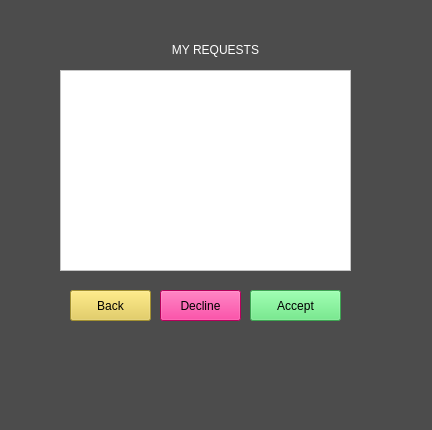
Old version of the form friend_requests.ui in the repository allenh1/timefuse-client.
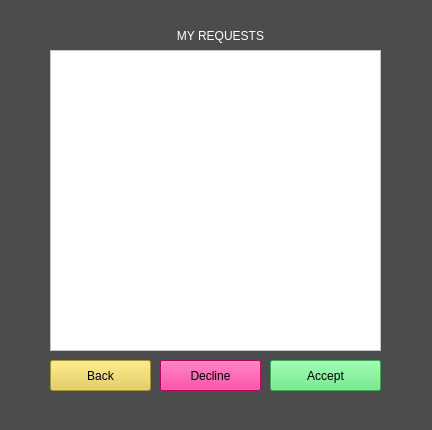
New version of the form.

Diff of the .ui file:
```diff
--- a/friend_requests.ui
+++ b/friend_requests.ui
@@ -20,10 +20,10 @@
   <widget class="QLabel" name="title">
    <property name="geometry">
     <rect>
-     <x>0</x>
-     <y>40</y>
-     <width>431</width>
-     <height>20</height>
+     <x>140</x>
+     <y>20</y>
+     <width>161</width>
+     <height>31</height>
     </rect>
    </property>
    <property name="styleSheet">
@@ -40,9 +40,9 @@
   <widget class="QPushButton" name="back_button">
    <property name="geometry">
     <rect>
-     <x>70</x>
-     <y>290</y>
-     <width>81</width>
+     <x>50</x>
+     <y>360</y>
+     <width>101</width>
      <height>31</height>
     </rect>
    </property>
@@ -58,8 +58,8 @@
    <property name="geometry">
     <rect>
      <x>160</x>
-     <y>290</y>
-     <width>81</width>
+     <y>360</y>
+     <width>101</width>
      <height>31</height>
     </rect>
    </property>
@@ -74,9 +74,9 @@
   <widget class="QPushButton" name="accept">
    <property name="geometry">
     <rect>
-     <x>250</x>
-     <y>290</y>
-     <width>91</width>
+     <x>270</x>
+     <y>360</y>
+     <width>111</width>
      <height>31</height>
     </rect>
    </property>
@@ -91,10 +91,10 @@
   <widget class="QListWidget" name="list_friends">
    <property name="geometry">
     <rect>
-     <x>60</x>
-     <y>70</y>
-     <width>291</width>
-     <height>201</height>
+     <x>50</x>
+     <y>50</y>
+     <width>331</width>
+     <height>301</height>
     </rect>
    </property>
    <property name="styleSheet">
```
